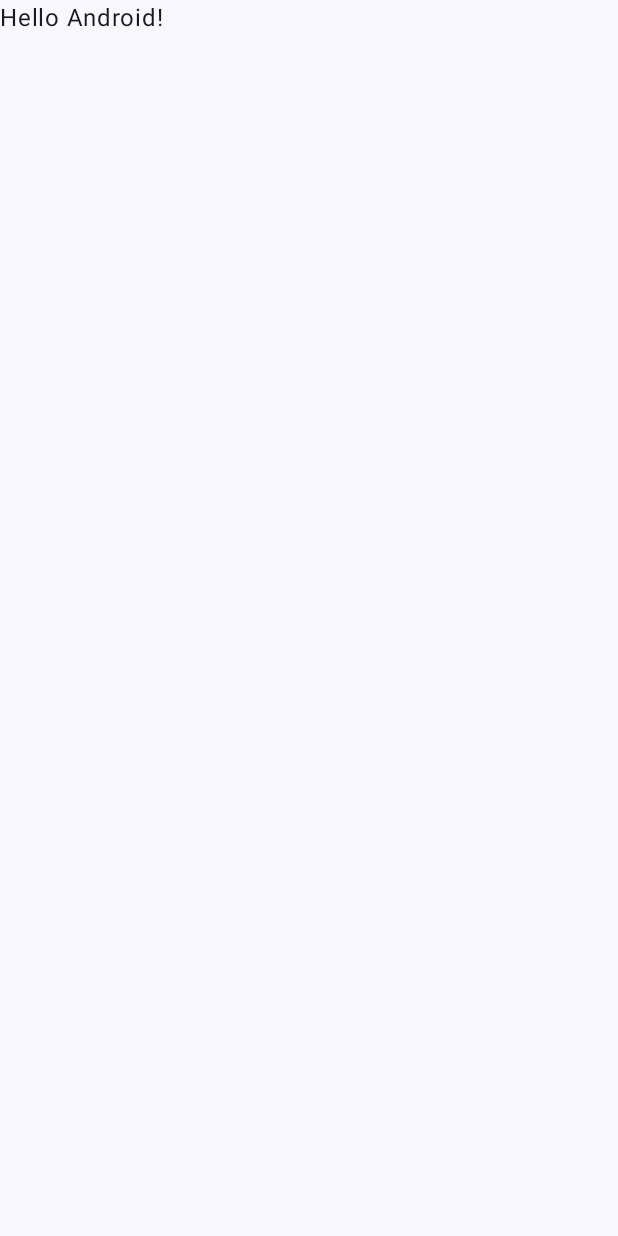
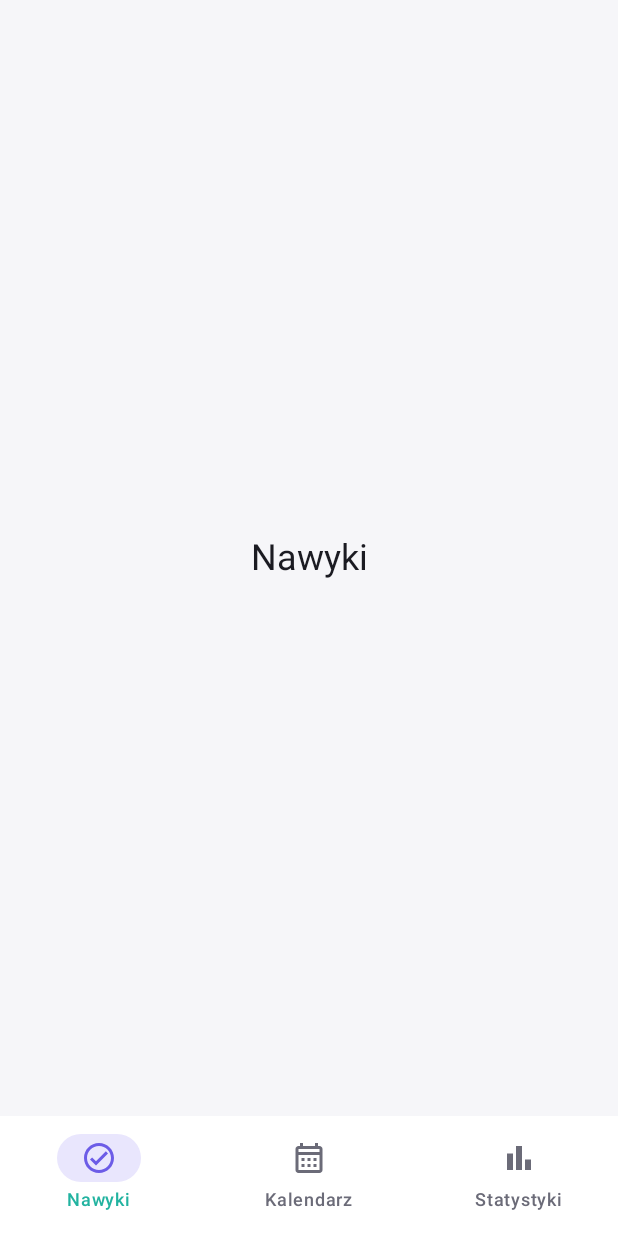
Before and after one commit to Epic215/SM-2026, an Android app built with Jetpack Compose: the screen it shows after launch (MainActivity), on a phone screen of 412 x 824 dp. Before the commit the screen is almost empty. Run offline under Robolectric (Android 15) with nearby library versions, the phone set to English and light mode, and no system bars.

Commit message:
Add data layer and app navigation

```diff
--- a/app/build.gradle.kts
+++ b/app/build.gradle.kts
@@ -58,4 +58,5 @@ dependencies {
     implementation(libs.androidx.room.runtime)
     implementation(libs.androidx.room.ktx)
     ksp(libs.androidx.room.compiler)
+    implementation(libs.androidx.compose.material.icons.extended)
 }
--- a/app/src/main/AndroidManifest.xml
+++ b/app/src/main/AndroidManifest.xml
@@ -3,6 +3,7 @@
     xmlns:tools="http://schemas.android.com/tools">
 
     <application
+        android:name=".HabitTrackerApp"
         android:allowBackup="true"
         android:dataExtractionRules="@xml/data_extraction_rules"
         android:fullBackupContent="@xml/backup_rules"
--- /dev/null
+++ b/app/src/main/java/com/example/habittracker/HabitTrackerApp.kt
@@ -0,0 +1,10 @@
+package com.example.habittracker
+
+import android.app.Application
+import com.example.habittracker.data.HabitRepository
+import com.example.habittracker.data.local.AppDatabase
+
+class HabitTrackerApp : Application() {
+    val database: AppDatabase by lazy { AppDatabase.create(this) }
+    val repository: HabitRepository by lazy { HabitRepository(database.habitDao()) }
+}
--- a/app/src/main/java/com/example/habittracker/MainActivity.kt
+++ b/app/src/main/java/com/example/habittracker/MainActivity.kt
@@ -4,44 +4,16 @@ import android.os.Bundle
 import androidx.activity.ComponentActivity
 import androidx.activity.compose.setContent
 import androidx.activity.enableEdgeToEdge
-import androidx.compose.foundation.layout.fillMaxSize
-import androidx.compose.foundation.layout.padding
-import androidx.compose.material3.Scaffold
-import androidx.compose.material3.Text
-import androidx.compose.runtime.Composable
-import androidx.compose.ui.Modifier
-import androidx.compose.ui.tooling.preview.Preview
+import com.example.habittracker.ui.navigation.AppNavigation
 import com.example.habittracker.ui.theme.HabitTrackerTheme
-
 class MainActivity : ComponentActivity() {
     override fun onCreate(savedInstanceState: Bundle?) {
         super.onCreate(savedInstanceState)
         enableEdgeToEdge()
         setContent {
             HabitTrackerTheme {
-                Scaffold(modifier = Modifier.fillMaxSize()) { innerPadding ->
-                    Greeting(
-                        name = "Android",
-                        modifier = Modifier.padding(innerPadding)
-                    )
-                }
+                AppNavigation()
             }
         }
     }
 }
-
-@Composable
-fun Greeting(name: String, modifier: Modifier = Modifier) {
-    Text(
-        text = "Hello $name!",
-        modifier = modifier
-    )
-}
-
-@Preview(showBackground = true)
-@Composable
-fun GreetingPreview() {
-    HabitTrackerTheme {
-        Greeting("Android")
-    }
-}
--- /dev/null
+++ b/app/src/main/java/com/example/habittracker/ui/navigation/AppNavigation.kt
@@ -0,0 +1,75 @@
+package com.example.habittracker.ui.navigation
+
+import androidx.compose.foundation.layout.padding
+import androidx.compose.material.icons.Icons
+import androidx.compose.material.icons.outlined.BarChart
+import androidx.compose.material.icons.outlined.CalendarMonth
+import androidx.compose.material.icons.outlined.CheckCircle
+import androidx.compose.material3.Icon
+import androidx.compose.material3.NavigationBar
+import androidx.compose.material3.NavigationBarItem
+import androidx.compose.material3.Scaffold
+import androidx.compose.material3.Text
+import androidx.compose.runtime.Composable
+import androidx.compose.runtime.getValue
+import androidx.compose.ui.Modifier
+import androidx.compose.ui.graphics.vector.ImageVector
+import androidx.navigation.NavDestination.Companion.hierarchy
+import androidx.navigation.NavGraph.Companion.findStartDestination
+import androidx.navigation.compose.NavHost
+import androidx.navigation.compose.composable
+import androidx.navigation.compose.currentBackStackEntryAsState
+import androidx.navigation.compose.rememberNavController
+import com.example.habittracker.ui.screens.calendar.CalendarScreen
+import com.example.habittracker.ui.screens.habits.HabitsScreen
+import com.example.habittracker.ui.screens.stats.StatsScreen
+
+private enum class TopLevelDestination(
+    val route: String,
+    val label: String,
+    val icon: ImageVector,
+) {
+    Habits("habits", "Nawyki", Icons.Outlined.CheckCircle),
+    Calendar("calendar", "Kalendarz", Icons.Outlined.CalendarMonth),
+    Stats("stats", "Statystyki", Icons.Outlined.BarChart),
+}
+
+@Composable
+fun AppNavigation() {
+    val navController = rememberNavController()
+    val backStackEntry by navController.currentBackStackEntryAsState()
+    val currentDestination = backStackEntry?.destination
+
+    Scaffold(
+        bottomBar = {
+            NavigationBar {
+                TopLevelDestination.entries.forEach { destination ->
+                    NavigationBarItem(
+                        selected = currentDestination?.hierarchy?.any { it.route == destination.route } == true,
+                        onClick = {
+                            navController.navigate(destination.route) {
+                                popUpTo(navController.graph.findStartDestination().id) {
+                                    saveState = true
+                                }
+                                launchSingleTop = true
+                                restoreState = true
+                            }
+                        },
+                        icon = { Icon(destination.icon, contentDescription = null) },
+                        label = { Text(destination.label) },
+                    )
+                }
+            }
+        }
+    ) { innerPadding ->
+        NavHost(
+            navController = navController,
+            startDestination = TopLevelDestination.Habits.route,
+            modifier = Modifier.padding(innerPadding),
+        ) {
+            composable(TopLevelDestination.Habits.route) { HabitsScreen() }
+            composable(TopLevelDestination.Calendar.route) { CalendarScreen() }
+            composable(TopLevelDestination.Stats.route) { StatsScreen() }
+        }
+    }
+}
--- /dev/null
+++ b/app/src/main/java/com/example/habittracker/ui/screens/habits/HabitsScreen.kt
@@ -0,0 +1,16 @@
+package com.example.habittracker.ui.screens.habits
+
+import androidx.compose.foundation.layout.Box
+import androidx.compose.foundation.layout.fillMaxSize
+import androidx.compose.material3.MaterialTheme
+import androidx.compose.material3.Text
+import androidx.compose.runtime.Composable
+import androidx.compose.ui.Alignment
+import androidx.compose.ui.Modifier
+
+@Composable
+fun HabitsScreen(modifier: Modifier = Modifier) {
+    Box(modifier = modifier.fillMaxSize(), contentAlignment = Alignment.Center) {
+        Text("Nawyki", style = MaterialTheme.typography.headlineSmall)
+    }
+}
--- a/app/src/main/java/com/example/habittracker/ui/theme/Color.kt
+++ b/app/src/main/java/com/example/habittracker/ui/theme/Color.kt
@@ -2,10 +2,21 @@ package com.example.habittracker.ui.theme
 
 import androidx.compose.ui.graphics.Color
 
-val Purple80 = Color(0xFFD0BCFF)
-val PurpleGrey80 = Color(0xFFCCC2DC)
-val Pink80 = Color(0xFFEFB8C8)
-
-val Purple40 = Color(0xFF6650a4)
-val PurpleGrey40 = Color(0xFF625b71)
-val Pink40 = Color(0xFF7D5260)
+val PurpleLight = Color(0xFF6C5CE7)
+val PurpleContainerLight = Color(0xFFE9E6FD)
+val MintLight = Color(0xFF22B3A0)
+val CoralLight = Color(0xFFFF6F61)
+val BackgroundLight = Color(0xFFF6F6F9)
+val SurfaceLight = Color(0xFFFFFFFF)
+val TextLight = Color(0xFF1B1B22)
+val TextMutedLight = Color(0xFF6B6B78)
+val OutlineLight = Color(0xFFE4E4EC)
+val PurpleDark = Color(0xFFA59BFF)
+val PurpleContainerDark = Color(0xFF2E2A55)
+val MintDark = Color(0xFF4FD1C1)
+val CoralDark = Color(0xFFFF9585)
+val BackgroundDark = Color(0xFF121218)
+val SurfaceDark = Color(0xFF1C1C25)
+val TextDark = Color(0xFFECECF2)
+val TextMutedDark = Color(0xFF9A9AA8)
+val OutlineDark = Color(0xFF2C2C38)
--- a/app/src/main/java/com/example/habittracker/ui/theme/Theme.kt
+++ b/app/src/main/java/com/example/habittracker/ui/theme/Theme.kt
@@ -1,57 +1,67 @@
 package com.example.habittracker.ui.theme
 
-import android.app.Activity
-import android.os.Build
 import androidx.compose.foundation.isSystemInDarkTheme
 import androidx.compose.material3.MaterialTheme
 import androidx.compose.material3.darkColorScheme
-import androidx.compose.material3.dynamicDarkColorScheme
-import androidx.compose.material3.dynamicLightColorScheme
 import androidx.compose.material3.lightColorScheme
 import androidx.compose.runtime.Composable
-import androidx.compose.ui.platform.LocalContext
+import androidx.compose.ui.graphics.Color
+
+private val LightColorScheme = lightColorScheme(
+    primary = PurpleLight,
+    onPrimary = Color.White,
+    primaryContainer = PurpleContainerLight,
+    onPrimaryContainer = PurpleLight,
+    secondary = MintLight,
+    onSecondary = Color.White,
+    secondaryContainer = PurpleContainerLight,
+    onSecondaryContainer = PurpleLight,
+    tertiary = CoralLight,
+    onTertiary = Color.White,
+    background = BackgroundLight,
+    onBackground = TextLight,
+    surface = SurfaceLight,
+    onSurface = TextLight,
+    surfaceVariant = BackgroundLight,
+    onSurfaceVariant = TextMutedLight,
+    surfaceContainer = SurfaceLight,
+    surfaceContainerLow = SurfaceLight,
+    surfaceContainerHigh = SurfaceLight,
+    outline = OutlineLight,
+    outlineVariant = OutlineLight,
+)
 
 private val DarkColorScheme = darkColorScheme(
-    primary = Purple80,
-    secondary = PurpleGrey80,
-    tertiary = Pink80
-)
-
-private val LightColorScheme = lightColorScheme(
-    primary = Purple40,
-    secondary = PurpleGrey40,
-    tertiary = Pink40
-
-    /* Other default colors to override
-    background = Color(0xFFFFFBFE),
-    surface = Color(0xFFFFFBFE),
-    onPrimary = Color.White,
-    onSecondary = Color.White,
-    onTertiary = Color.White,
-    onBackground = Color(0xFF1C1B1F),
-    onSurface = Color(0xFF1C1B1F),
-    */
+    primary = PurpleDark,
+    onPrimary = BackgroundDark,
+    primaryContainer = PurpleContainerDark,
+    onPrimaryContainer = PurpleDark,
+    secondary = MintDark,
+    onSecondary = BackgroundDark,
+    secondaryContainer = PurpleContainerDark,
+    onSecondaryContainer = PurpleDark,
+    tertiary = CoralDark,
+    onTertiary = BackgroundDark,
+    background = BackgroundDark,
+    onBackground = TextDark,
+    surface = SurfaceDark,
+    onSurface = TextDark,
+    surfaceVariant = BackgroundDark,
+    onSurfaceVariant = TextMutedDark,
+    surfaceContainer = SurfaceDark,
+    surfaceContainerLow = SurfaceDark,
+    surfaceContainerHigh = SurfaceDark,
+    outline = OutlineDark,
+    outlineVariant = OutlineDark,
 )
 
 @Composable
 fun HabitTrackerTheme(
     darkTheme: Boolean = isSystemInDarkTheme(),
-    // Dynamic color is available on Android 12+
-    dynamicColor: Boolean = true,
     content: @Composable () -> Unit
 ) {
-    val colorScheme = when {
-        dynamicColor && Build.VERSION.SDK_INT >= Build.VERSION_CODES.S -> {
-            val context = LocalContext.current
-            if (darkTheme) dynamicDarkColorScheme(context) else dynamicLightColorScheme(context)
-        }
-
-        darkTheme -> DarkColorScheme
-        else -> LightColorScheme
-    }
-
     MaterialTheme(
-        colorScheme = colorScheme,
+        colorScheme = if (darkTheme) DarkColorScheme else LightColorScheme,
         typography = Typography,
         content = content
     )
--- a/gradle/libs.versions.toml
+++ b/gradle/libs.versions.toml
@@ -11,6 +11,7 @@ room = "2.8.5"
 navigationCompose = "2.10.2"
 ksp = "2.3.4"
 composeBom = "2026.09.00"
+materialIconsExtended = "1.7.8"
 
 [libraries]
 androidx-core-ktx = { group = "androidx.core", name = "core-ktx", version.ref = "coreKtx" }
@@ -32,6 +33,7 @@ androidx-navigation-compose = { group = "androidx.navigation", name = "navigatio
 androidx-room-runtime = { group = "androidx.room", name = "room-runtime", version.ref = "room" }
 androidx-room-ktx = { group = "androidx.room", name = "room-ktx", version.ref = "room" }
 androidx-room-compiler = { group = "androidx.room", name = "room-compiler", version.ref = "room" }
+androidx-compose-material-icons-extended = { group = "androidx.compose.material", name = "material-icons-extended", version.ref = "materialIconsExtended" }
 
 [plugins]
 android-application = { id = "com.android.application", version.ref = "agp" }
```
Also changed, not shown: app/src/main/java/com/example/habittracker/data/HabitRepository.kt (added, +47 -0 lines), app/src/main/java/com/example/habittracker/data/local/AppDatabase.kt (added, +25 -0 lines), app/src/main/java/com/example/habittracker/data/local/Converters.kt (added, +21 -0 lines), app/src/main/java/com/example/habittracker/data/local/HabitDao.kt (added, +49 -0 lines), app/src/main/java/com/example/habittracker/data/model/Habit.kt (added, +30 -0 lines), app/src/main/java/com/example/habittracker/data/model/HabitEntry.kt (added, +26 -0 lines), app/src/main/java/com/example/habittracker/ui/screens/calendar/CalendarScreen.kt (added, +16 -0 lines), app/src/main/java/com/example/habittracker/ui/screens/stats/StatsScreen.kt (added, +16 -0 lines).
